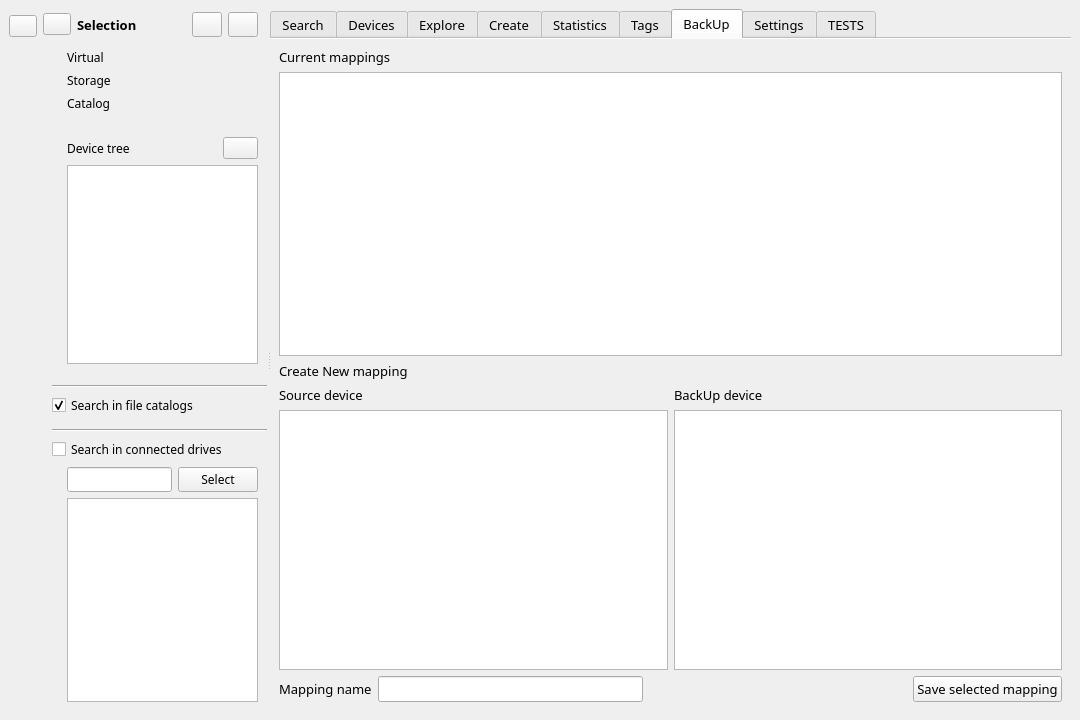
Old version of the form src/mainwindow.ui in the repository StephaneCouturier/Katalog.
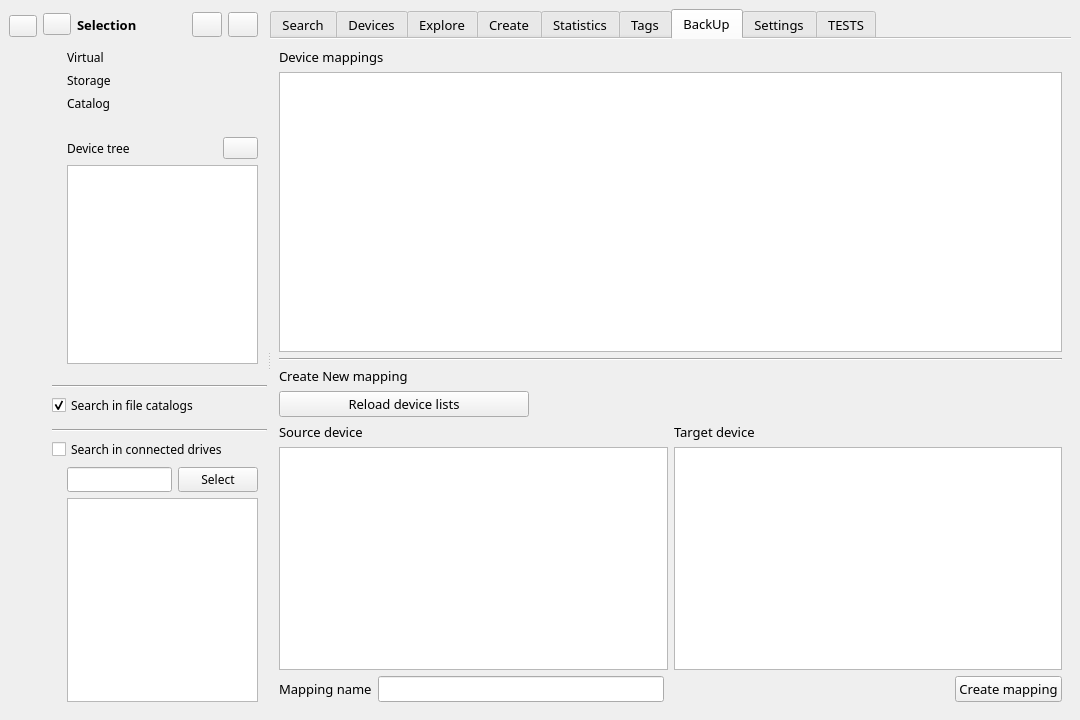
New version of the form. The open tabs and pages were chosen to show the change. Icons and pictures are not drawn. Custom widgets are drawn as their Qt base class.

What changed in the file:
```diff
--- a/src/mainwindow.ui
+++ b/src/mainwindow.ui
@@ -7317,45 +7317,58 @@
             <string>BackUp</string>
            </attribute>
            <layout class="QGridLayout" name="gridLayout_4">
-            <item row="3" column="0">
+            <item row="4" column="0">
              <layout class="QGridLayout" name="BackUp_gridLayout_CreateMapping">
-              <item row="0" column="0">
-               <widget class="QLabel" name="BackUp_label_SourceDevice">
-                <property name="text">
-                 <string>Source device</string>
-                </property>
-               </widget>
-              </item>
-              <item row="0" column="1">
+              <item row="2" column="1">
                <widget class="QLabel" name="BackUp_label_TargetDevice">
                 <property name="text">
-                 <string>BackUp device</string>
+                 <string>Target device</string>
                 </property>
                </widget>
               </item>
-              <item row="1" column="0">
+              <item row="3" column="0">
                <widget class="QTreeView" name="BackUp_treeView_List1"/>
               </item>
-              <item row="1" column="1">
+              <item row="2" column="0">
+               <widget class="QLabel" name="BackUp_label_SourceDevice">
+                <property name="text">
+                 <string>Source device</string>
+                </property>
+               </widget>
+              </item>
+              <item row="3" column="1">
                <widget class="QTreeView" name="BackUp_treeView_List2"/>
               </item>
+              <item row="1" column="0">
+               <widget class="QPushButton" name="BackUp_pushButton_ReloadLists">
+                <property name="maximumSize">
+                 <size>
+                  <width>250</width>
+                  <height>16777215</height>
+                 </size>
+                </property>
+                <property name="text">
+                 <string>Reload device lists</string>
+                </property>
+               </widget>
+              </item>
              </layout>
             </item>
-            <item row="0" column="0">
-             <widget class="QLabel" name="BackUp_label_CurrentMappings">
-              <property name="text">
-               <string>Current mappings</string>
-              </property>
-             </widget>
-            </item>
-            <item row="2" column="0">
+            <item row="3" column="0">
              <widget class="QLabel" name="BackUp_label_CreateMapping">
               <property name="text">
                <string>Create New mapping</string>
               </property>
              </widget>
             </item>
-            <item row="4" column="0">
+            <item row="0" column="0">
+             <widget class="QLabel" name="BackUp_label_CurrentMappings">
+              <property name="text">
+               <string>Device mappings</string>
+              </property>
+             </widget>
+            </item>
+            <item row="5" column="0">
              <layout class="QHBoxLayout" name="BackUp_horizontalLayout_Save">
               <item>
                <widget class="QLabel" name="BackUp_label_Name">
@@ -7383,7 +7396,7 @@
               <item>
                <widget class="QPushButton" name="BackUp_pushButton_SaveMapping">
                 <property name="text">
-                 <string>Save selected mapping</string>
+                 <string>Create mapping</string>
                 </property>
                </widget>
               </item>
@@ -7396,6 +7409,13 @@
               </property>
              </widget>
             </item>
+            <item row="2" column="0">
+             <widget class="Line" name="BackUp_line_Separate1">
+              <property name="orientation">
+               <enum>Qt::Orientation::Horizontal</enum>
+              </property>
+             </widget>
+            </item>
            </layout>
           </widget>
           <widget class="QWidget" name="tab_Settings">
```
Left out of the diff: 2 changed lines with no effect on the pictures.
